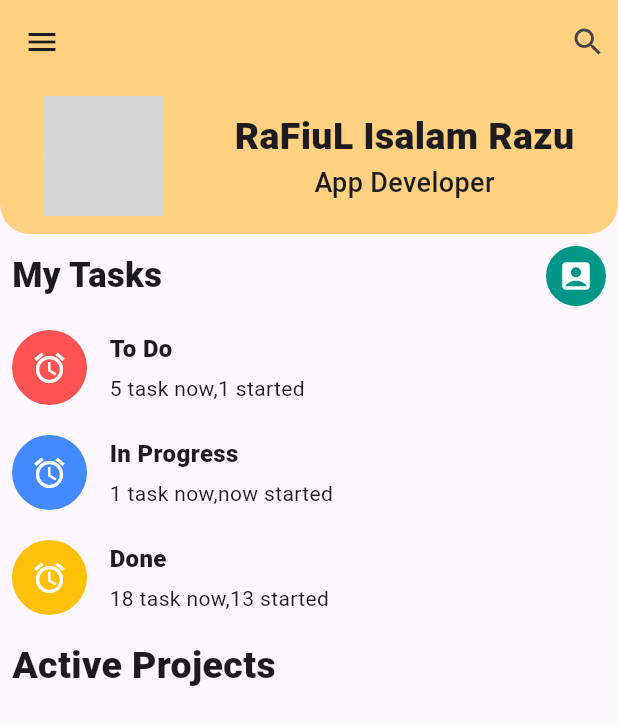
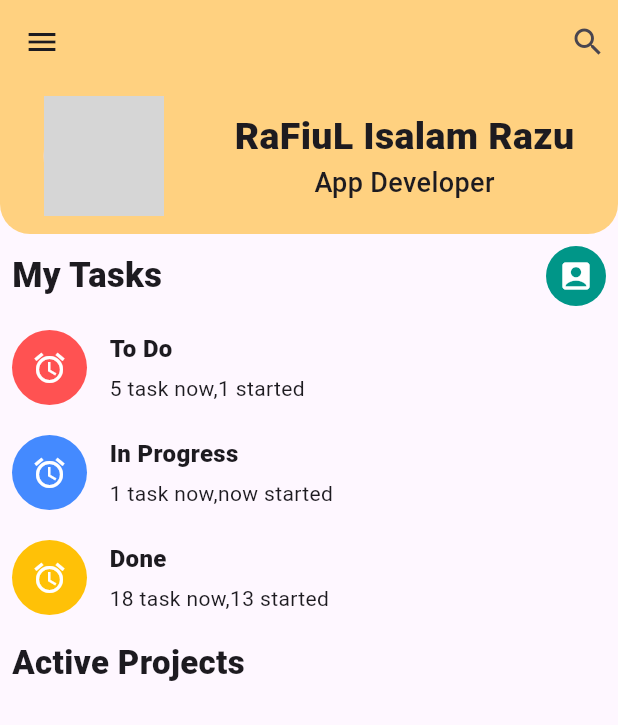
Before and after one commit to RaFiuL-RaZu/homepage, a Flutter app: the screen it shows after launch, on a phone screen of 412 x 824 dp. Shown: the top 725 px of the screen. Run offline on Flutter 3.47's test engine with Material 3 defaults, Android fonts, the phone set to English and light mode, and no system bars; network calls fail; grey boxes are pictures that could not be loaded.

Commit message:
innit commit

```diff
--- a/lib/main.dart
+++ b/lib/main.dart
@@ -172,7 +172,7 @@ class Homescren extends StatelessWidget{
               padding: const EdgeInsets.all(8.0),
               child: Row(
                 children: [
-                  Text("Active Projects",style: TextStyle(fontWeight: FontWeight.w800,fontSize: 25),),
+                  Text("Active Projects",style: TextStyle(fontWeight: FontWeight.w800,fontSize: 22),),
                 ],
               ),
             ),
```
